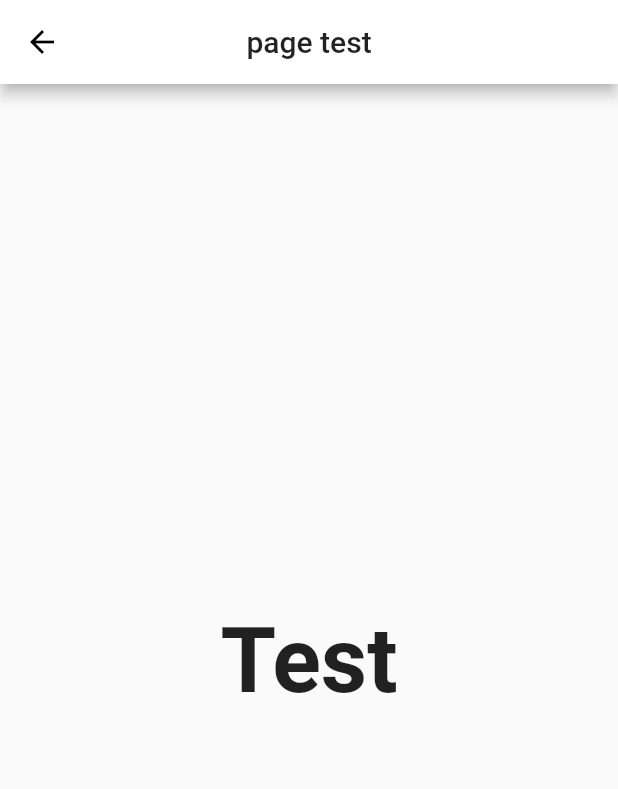
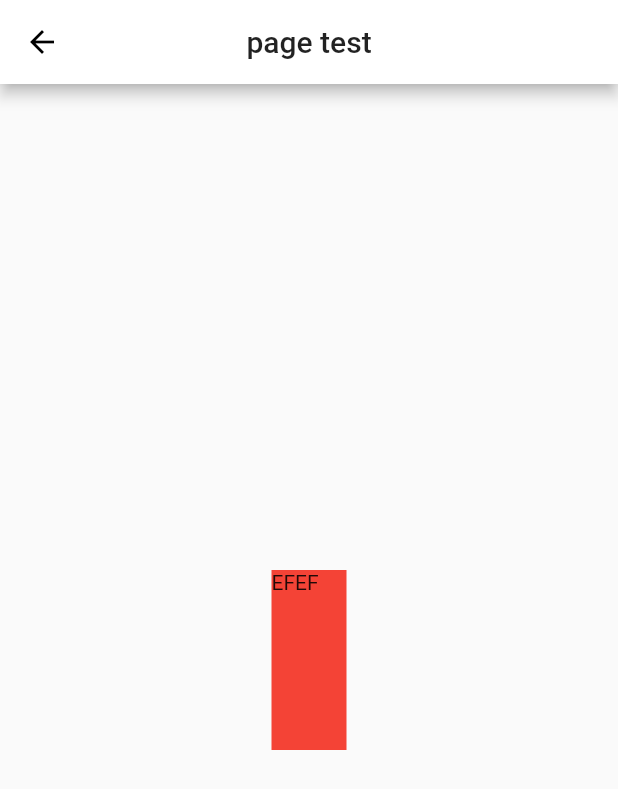
Before and after one commit to tatum40/flutter_winner_Office, a Flutter app: the TestPage screen opened directly, on a phone screen of 412 x 824 dp. Shown: the top 789 px of the screen. Run offline on Flutter 3.47's test engine with Material 2 defaults, Android fonts, the phone set to English and light mode, and no system bars; our stand-ins replace assets_audio_player, flutter_local_notifications, flutter_tts, font_awesome_flutter, percent_indicator.

Commit message:
updated : test - ทดลอง สร้าง widget

```diff
--- a/lib/content/test.dart
+++ b/lib/content/test.dart
@@ -1,4 +1,5 @@
 import 'package:flutter/material.dart';
+import 'package:flutter_winner_office/widgetTets.dart';
 
 class TestPage extends StatefulWidget {
   const TestPage({Key? key}) : super(key: key);
@@ -17,8 +18,8 @@ class _TestPageState extends State<TestPage> {
         backgroundColor: Colors.white,
       ),
       body: Center(
-        child: Text('Test' , style: TextStyle(fontSize: 60 , fontWeight: FontWeight.bold),),
-      ),
+        child: test3("EFEF"),
+      )
     ));
   }
 }
--- /dev/null
+++ b/lib/widgetTets.dart
@@ -0,0 +1,16 @@
+import 'package:flutter/material.dart';
+
+Widget test2() {
+  return Container(
+    child: Text('test 2'),
+  );
+}
+
+Widget test3(index) {
+  return Container(
+    width: 50,
+    height: 120,
+    child: Text(index),
+    color: Colors.red,
+  );
+}
```
Also changed, not shown: lib/content/home/homeDetail.dart (+8 -9 lines).
